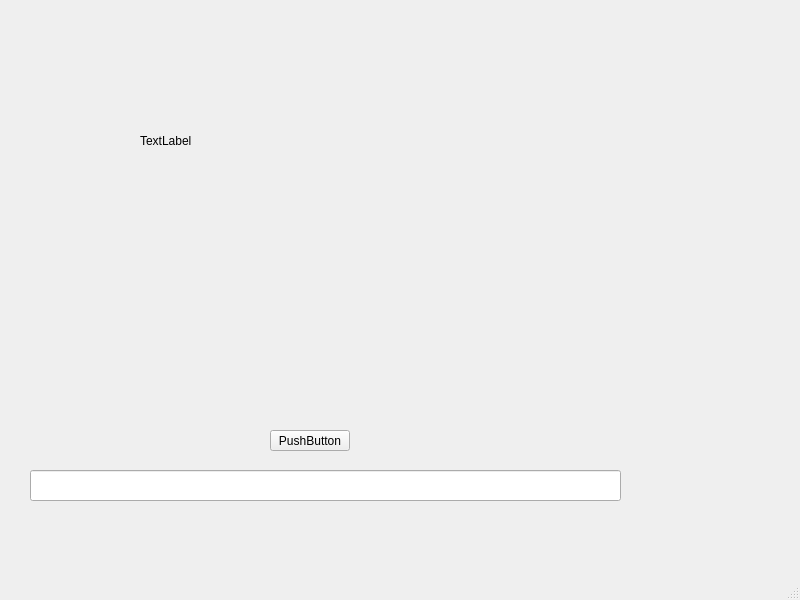
This is mainwindow.ui in MaxSoloAT/AATerminusClient as Qt 5 draws it before an edit. The edited form follows.
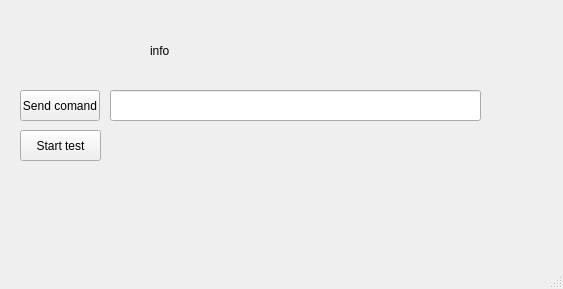
This is the edited form.

```diff
--- a/mainwindow.ui
+++ b/mainwindow.ui
@@ -6,8 +6,8 @@
    <rect>
     <x>0</x>
     <y>0</y>
-    <width>800</width>
-    <height>600</height>
+    <width>563</width>
+    <height>289</height>
    </rect>
   </property>
   <property name="windowTitle">
@@ -17,22 +17,22 @@
    <widget class="QLabel" name="label">
     <property name="geometry">
      <rect>
-      <x>140</x>
-      <y>60</y>
-      <width>351</width>
-      <height>161</height>
+      <x>150</x>
+      <y>20</y>
+      <width>271</width>
+      <height>61</height>
      </rect>
     </property>
     <property name="text">
-     <string>TextLabel</string>
+     <string>info</string>
     </property>
    </widget>
    <widget class="QLineEdit" name="lineEdit">
     <property name="geometry">
      <rect>
-      <x>30</x>
-      <y>470</y>
-      <width>591</width>
+      <x>110</x>
+      <y>90</y>
+      <width>371</width>
       <height>31</height>
      </rect>
     </property>
@@ -40,14 +40,27 @@
    <widget class="QPushButton" name="pushButton">
     <property name="geometry">
      <rect>
-      <x>270</x>
-      <y>430</y>
+      <x>20</x>
+      <y>90</y>
       <width>80</width>
-      <height>21</height>
+      <height>31</height>
      </rect>
     </property>
     <property name="text">
-     <string>PushButton</string>
+     <string>Send comand</string>
+    </property>
+   </widget>
+   <widget class="QPushButton" name="pushButton_2">
+    <property name="geometry">
+     <rect>
+      <x>20</x>
+      <y>130</y>
+      <width>81</width>
+      <height>31</height>
+     </rect>
+    </property>
+    <property name="text">
+     <string>Start test</string>
     </property>
    </widget>
   </widget>
```
Left out of the diff: 2 changed lines with no effect on the pictures.
